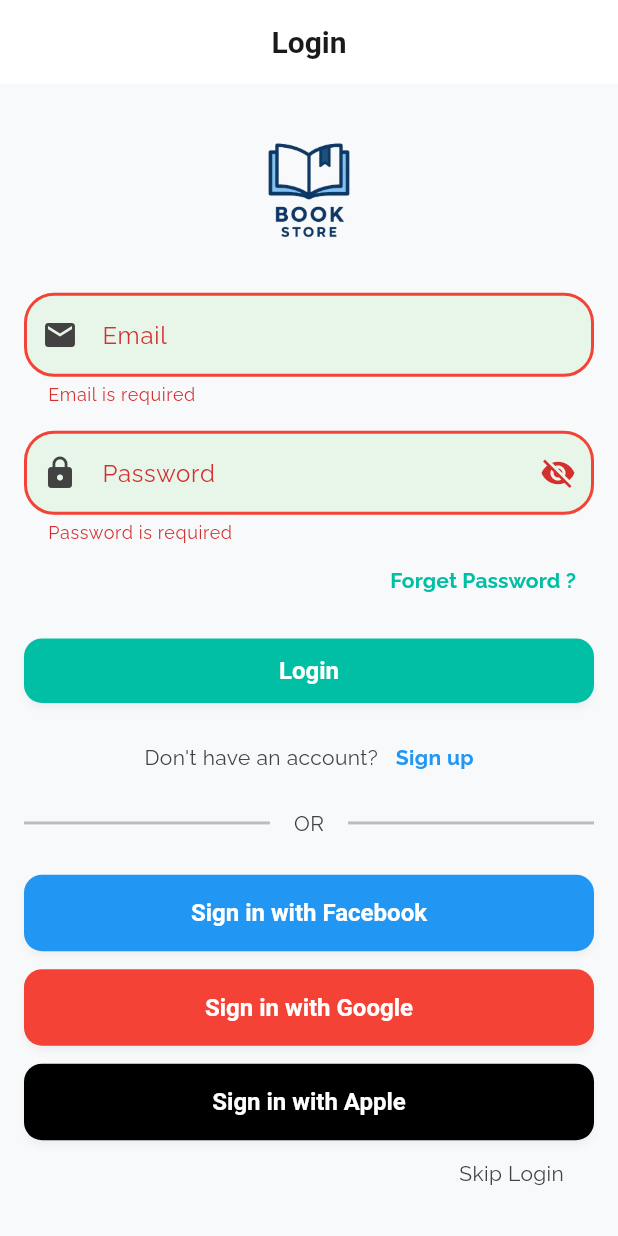
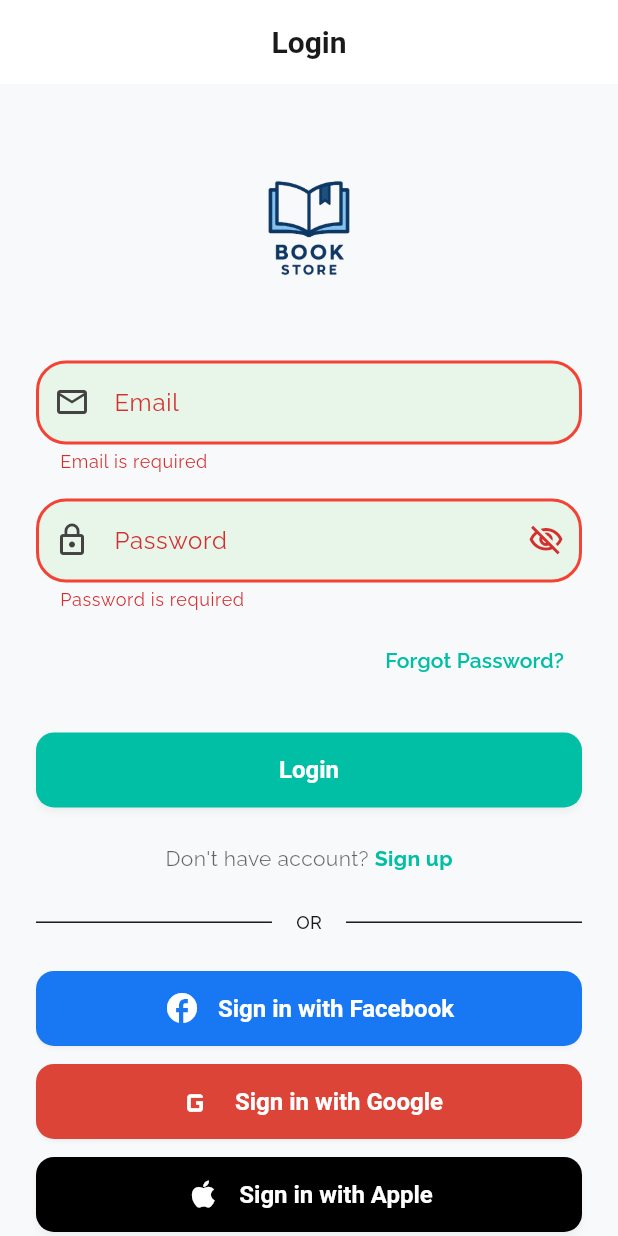
Before and after one commit to sherifashraf1/Flutter-Learning, a Flutter app: the screen it shows after launch, after a tap on "Login", on a phone screen of 412 x 824 dp. Run offline on Flutter 3.47's test engine with Material 3 defaults, Android fonts, the phone set to English and light mode, and no system bars; our stand-ins replace adaptive_theme, cached_network_image, firebase_auth, firebase_core, flutter_dotenv, flutter_riverpod and 1 more; accounts and stored records are empty.

Commit message:
refactor login screen

```diff
--- a/lib/screens/auth/login_screen.dart
+++ b/lib/screens/auth/login_screen.dart
@@ -16,148 +16,176 @@ class LoginScreen extends ConsumerStatefulWidget {
 }
 
 class _LoginScreenState extends ConsumerState<LoginScreen> {
+  // Form key and controllers
   final _formKey = GlobalKey<FormState>();
-  TextEditingController emailController = TextEditingController();
-  TextEditingController passwordController = TextEditingController();
+  late final TextEditingController _emailController;
+  late final TextEditingController _passwordController;
 
+  // Validation state
   String? _emailError;
   String? _passwordError;
   bool _obscurePassword = true;
-  bool _hasAttemptedValidation = false;
-  final FocusNode _emailFocusNode = FocusNode();
-  final FocusNode _passwordFocusNode = FocusNode();
+
+  // Focus nodes
+  late final FocusNode _emailFocusNode;
+  late final FocusNode _passwordFocusNode;
+
+  // Constants
+  static const double _logoWidthFactor = 0.4;
+  static const double _logoHeightFactor = 0.13;
+  static const double _horizontalPadding = 24.0;
+  static const double _verticalSpacing = 16.0;
+  static const double _sectionSpacing = 24.0;
 
   @override
   void initState() {
     super.initState();
-    // Clear errors when screen is opened, especially if fields are empty
-    if (emailController.text.isEmpty) {
-      _emailError = null;
+    _initializeControllers();
+    _initializeFocusNodes();
+    _setupValidationListeners();
+    _setupFocusListeners();
+    _unfocusOnInit();
   }
-    if (passwordController.text.isEmpty) {
-      _passwordError = null;
+
+  void _initializeControllers() {
+    _emailController = TextEditingController();
+    _passwordController = TextEditingController();
   }
-    _hasAttemptedValidation = false;
-    // Add listeners for real-time validation
-    emailController.addListener(_validateEmail);
-    passwordController.addListener(_validatePassword);
-    // Clear errors when field gets focus
+
+  void _initializeFocusNodes() {
+    _emailFocusNode = FocusNode();
+    _passwordFocusNode = FocusNode();
+  }
+
+  void _setupValidationListeners() {
+    _emailController.addListener(_validateEmail);
+    _passwordController.addListener(_validatePassword);
+  }
+
+  void _setupFocusListeners() {
     _emailFocusNode.addListener(() {
       if (_emailFocusNode.hasFocus) {
-        setState(() {
-          _emailError = null;
-        });
+        setState(() => _emailError = null);
       }
     });
     _passwordFocusNode.addListener(() {
       if (_passwordFocusNode.hasFocus) {
-        setState(() {
-          _passwordError = null;
+        setState(() => _passwordError = null);
+      }
     });
   }
-    });
-    // Unfocus any fields when screen is opened and clear errors if fields are empty
+
+  void _unfocusOnInit() {
     WidgetsBinding.instance.addPostFrameCallback((_) {
-      _emailFocusNode.unfocus();
-      _passwordFocusNode.unfocus();
-      FocusScope.of(context).unfocus();
-      // Clear errors if fields are empty after navigation
-      if (emailController.text.isEmpty && _emailError != null) {
-        setState(() {
-          _emailError = null;
-        });
-      }
-      if (passwordController.text.isEmpty && _passwordError != null) {
-        setState(() {
-          _passwordError = null;
-        });
-      }
+      _unfocusAllFields();
+      _clearErrorsIfFieldsEmpty();
     });
   }
 
   @override
   void didChangeDependencies() {
     super.didChangeDependencies();
-    // Unfocus fields when route becomes inactive (navigating away)
     WidgetsBinding.instance.addPostFrameCallback((_) {
       final route = ModalRoute.of(context);
       if (route != null && !route.isCurrent) {
-        _emailFocusNode.unfocus();
-        _passwordFocusNode.unfocus();
-        FocusScope.of(context).unfocus();
-        // Clear errors if fields are empty when navigating away
-        if (emailController.text.isEmpty && _emailError != null) {
-          setState(() {
-            _emailError = null;
-          });
-        }
-        if (passwordController.text.isEmpty && _passwordError != null) {
-          setState(() {
-            _passwordError = null;
-          });
-        }
+        _unfocusAllFields();
+        _clearErrorsIfFieldsEmpty();
       }
     });
   }
 
   @override
   void dispose() {
-    // Unfocus fields before disposing
-    _emailFocusNode.unfocus();
-    _passwordFocusNode.unfocus();
-    // Remove listeners before disposing
-    emailController.removeListener(_validateEmail);
-    passwordController.removeListener(_validatePassword);
-    emailController.dispose();
-    passwordController.dispose();
+    _unfocusAllFields();
+    _emailController.removeListener(_validateEmail);
+    _passwordController.removeListener(_validatePassword);
+    _emailController.dispose();
+    _passwordController.dispose();
     _emailFocusNode.dispose();
     _passwordFocusNode.dispose();
     super.dispose();
   }
 
+  // Validation methods
   void _validateEmail() {
     setState(() {
-      _emailError = ValidationManager.email(emailController.text);
+      _emailError = ValidationManager.email(_emailController.text);
     });
   }
 
   void _validatePassword() {
     setState(() {
-      _passwordError = ValidationManager.password(passwordController.text);
+      _passwordError = ValidationManager.password(_passwordController.text);
     });
   }
 
-  void _validateFields() {
+  void _validateAllFields() {
     setState(() {
-      _hasAttemptedValidation = true;
-      _emailError = ValidationManager.email(emailController.text);
-      _passwordError = ValidationManager.password(passwordController.text);
+      _emailError = ValidationManager.email(_emailController.text);
+      _passwordError = ValidationManager.password(_passwordController.text);
     });
   }
 
+  bool get _isFormValid => _emailError == null && _passwordError == null;
+
+  // Helper methods
+  void _unfocusAllFields() {
+    _emailFocusNode.unfocus();
+    _passwordFocusNode.unfocus();
+    FocusScope.of(context).unfocus();
+  }
+
+  void _clearErrorsIfFieldsEmpty() {
+    if (_emailController.text.isEmpty && _emailError != null) {
+      setState(() => _emailError = null);
+    }
+    if (_passwordController.text.isEmpty && _passwordError != null) {
+      setState(() => _passwordError = null);
+    }
+  }
+
+  void _navigateToForgetPassword() {
+    _unfocusAllFields();
+    Navigator.pushNamed(context, AppRouter.forgetPasswordScreen);
+  }
+
+  void _navigateToSignUp() {
+    _unfocusAllFields();
+    Navigator.pushNamed(context, AppRouter.registerScreen);
+  }
+
+  void _navigateToHome() {
+    Navigator.pushNamedAndRemoveUntil(
+      context,
+      AppRouter.homeScreen,
+          (route) => false,
+    );
+  }
+
+  // Action handlers
   void _handleLogin() {
-    _validateFields();
-    if (_emailError == null && _passwordError == null) {
-      ref
-          .read(loginStateProvider.notifier)
-          .login(emailController.text, passwordController.text);
+    _validateAllFields();
+    if (_isFormValid) {
+      ref.read(loginStateProvider.notifier).login(
+        _emailController.text.trim(),
+        _passwordController.text.trim(),
+      );
     }
+  }
+
+  void _togglePasswordVisibility() {
+    setState(() => _obscurePassword = !_obscurePassword);
   }
 
   @override
   Widget build(BuildContext context) {
     final loginState = ref.watch(loginStateProvider);
     final isLoading = loginState.state == ViewState.loading;
-    // Listen to state changes and handle UI side effects (navigation)
+
     ref.listen<DataState<void>>(loginStateProvider, (previous, next) {
-      // Handle success state - navigate to home
       if (next.state == ViewState.success &&
           previous?.state != ViewState.success) {
-        Navigator.pushNamedAndRemoveUntil(
-          context,
-          AppRouter.homeScreen,
-              (route) => false,
-        );
+        _navigateToHome();
       }
     });
 
@@ -173,214 +201,275 @@ class _LoginScreenState extends ConsumerState<LoginScreen> {
   }
 
   Widget _buildLoginForm(bool isLoading) {
-    final screenWidth = MediaQuery.of(context).size.width;
-    final screenHeight = MediaQuery.of(context).size.height;
+    final size = MediaQuery.of(context).size;
+    final theme = Theme.of(context);
 
     return Form(
       key: _formKey,
       child: SingleChildScrollView(
-        child: Padding(
-          padding: const EdgeInsets.all(16),
+        padding: const EdgeInsets.symmetric(horizontal: _horizontalPadding),
         child: Column(
+          crossAxisAlignment: CrossAxisAlignment.stretch,
           children: [
-              Theme.of(context).brightness == Brightness.dark
+            SizedBox(height: size.height * 0.05),
+            _buildLogo(size),
+            SizedBox(height: _sectionSpacing * 1.5),
+            _buildEmailField(),
+            SizedBox(height: _verticalSpacing),
+            _buildPasswordField(),
+            SizedBox(height: _verticalSpacing / 2),
+            _buildForgetPasswordLink(),
+            SizedBox(height: _sectionSpacing),
+            _buildLoginButton(isLoading),
+            SizedBox(height: _sectionSpacing),
+            _buildSignUpLink(),
+            SizedBox(height: _sectionSpacing),
+            _buildDivider(theme),
+            SizedBox(height: _sectionSpacing),
+            _buildSocialLoginButtons(size),
+            SizedBox(height: size.height * 0.01),
+            _buildSkipLoginLink(),
+          ],
+        ),
+      ),
+    );
+  }
+
+  Widget _buildLogo(Size size) {
+    final isDark = Theme.of(context).brightness == Brightness.dark;
+    final logo = Image.asset(
+      'assets/images/logo.png',
+      width: size.width * _logoWidthFactor,
+      height: size.height * _logoHeightFactor,
+      fit: BoxFit.contain,
+    );
+
+    return Center(
+      child: isDark
           ? ColorFiltered(
         colorFilter: const ColorFilter.mode(
           Colors.white,
           BlendMode.srcIn,
         ),
-                child: Image.asset(
-                  'assets/images/logo.png',
-                  width: screenWidth * 0.4,
-                  height: screenHeight * 0.13,
-                  fit: BoxFit.contain,
-                ),
+        child: logo,
       )
-                  : Image.asset(
-                'assets/images/logo.png',
-                width: screenWidth * 0.4,
-                height: screenHeight * 0.13,
-                fit: BoxFit.contain,
-              ),
-              const SizedBox(height: 16),
+          : logo,
+    );
+  }
 
-              AppTextFormFieldWidget(
+  Widget _buildEmailField() {
+    return AppTextFormFieldWidget(
       label: "Email",
-                controller: emailController,
+      controller: _emailController,
       focusNode: _emailFocusNode,
-                prefixIcon: const Icon(Icons.email),
+      prefixIcon: const Icon(Icons.email_outlined),
       errorText: _emailError,
       validator: ValidationManager.email,
-              ),
+    );
+  }
 
-              const SizedBox(height: 16),
-
-              AppTextFormFieldWidget(
+  Widget _buildPasswordField() {
+    return AppTextFormFieldWidget(
       label: "Password",
-                controller: passwordController,
+      controller: _passwordController,
       focusNode: _passwordFocusNode,
-                prefixIcon: const Icon(Icons.lock),
+      prefixIcon: const Icon(Icons.lock_outline),
       obscure: _obscurePassword,
       suffixIcon: IconButton(
         icon: Icon(
-                    _obscurePassword ? Icons.visibility_off : Icons.visibility,
+          _obscurePassword ? Icons.visibility_off_outlined : Icons.visibility_outlined,
         ),
-                  onPressed: () => setState(() {
-                    _obscurePassword = !_obscurePassword;
-                  }),
+        onPressed: _togglePasswordVisibility,
       ),
       errorText: _passwordError,
       validator: ValidationManager.password,
-              ),
+    );
+  }
 
-              Align(
+  Widget _buildForgetPasswordLink() {
+    return Align(
       alignment: Alignment.centerRight,
       child: TextButton(
-                  onPressed: () {
-                    // Unfocus fields before navigating
-                    _emailFocusNode.unfocus();
-                    _passwordFocusNode.unfocus();
-                    FocusScope.of(context).unfocus();
-                    Navigator.pushNamed(
-                      context,
-                      AppRouter.forgetPasswordScreen,
-                    );
-                  },
+        onPressed: _navigateToForgetPassword,
         child: const Text(
-                    "Forget Password ?",
-                    style: TextStyle(fontWeight: FontWeight.bold),
+          "Forgot Password?",
+          style: TextStyle(fontWeight: FontWeight.w600),
         ),
       ),
-              ),
+    );
+  }
 
-              const SizedBox(height: 12),
-
-              SizedBox(
-                width: screenWidth,
+  Widget _buildLoginButton(bool isLoading) {
+    return SizedBox(
+      height: 50,
       child: ElevatedButton(
         onPressed: isLoading ? null : _handleLogin,
-                  child: const Text("Login"),
+        child: isLoading
+            ? const SizedBox(
+          height: 20,
+          width: 20,
+          child: CircularProgressIndicator(strokeWidth: 2),
+        )
+            : const Text("Login"),
+      ),
+    );
+  }
+
+  Widget _buildSignUpLink() {
+    return Row(
+      mainAxisAlignment: MainAxisAlignment.center,
+      children: [
+        Text(
+          "Don't have account? ",
+          style: TextStyle(
+            color: Theme.of(context).colorScheme.onSurface.withAlpha(170),
           ),
         ),
-
-              const SizedBox(height: 24),
-
-              // "Didn't have Account? Sign up" text
-              Row(
-                mainAxisAlignment: MainAxisAlignment.center,
-                spacing: 8,
-                children: [
-                  const Text("Don't have an account? "),
         GestureDetector(
-                    onTap: () {
-                      // Unfocus fields before navigating
-                      _emailFocusNode.unfocus();
-                      _passwordFocusNode.unfocus();
-                      FocusScope.of(context).unfocus();
-                      Navigator.pushNamed(context, AppRouter.registerScreen);
-                    },
-                    child: const Text(
+          onTap: _navigateToSignUp,
+          child: Text(
             "Sign up",
             style: TextStyle(
-                        color: Colors.blue,
+              color: Theme.of(context).colorScheme.primary,
               fontWeight: FontWeight.bold,
             ),
           ),
         ),
       ],
-              ),
+    );
+  }
 
-              const SizedBox(height: 24),
-
-              // OR separator
-              Row(
+  Widget _buildDivider(ThemeData theme) {
+    return Row(
       children: [
         Expanded(
-                    child: Divider(color: Colors.grey[400], thickness: 2),
+          child: Divider(
+            color: theme.colorScheme.onSurface,
+            thickness: 1,
+          ),
         ),
         Padding(
           padding: const EdgeInsets.symmetric(horizontal: 16),
-                    child: Text("OR", style: TextStyle(fontSize: 14)),
+          child: Text(
+            "OR",
+            style: TextStyle(
+              fontSize: 12,
+              color: theme.colorScheme.onSurface,
+              fontWeight: FontWeight.w500,
+            ),
+          ),
         ),
         Expanded(
-                    child: Divider(color: Colors.grey[400], thickness: 2),
+          child: Divider(
+            color: theme.colorScheme.onSurface,
+            thickness: 1,
+          ),
         ),
       ],
-              ),
+    );
+  }
 
-              const SizedBox(height: 24),
-
-              // Social login buttons
-              SizedBox(
-                width: screenWidth,
-                child: ElevatedButton(
+  Widget _buildSocialLoginButtons(Size size) {
+    return Column(
+      children: [
+        _buildSocialButton(
+          label: "Sign in with Facebook",
+          icon: Icons.facebook,
+          backgroundColor: const Color(0xFF1877F2),
           onPressed: () {
             // TODO: Implement Facebook login
           },
-                  style: ElevatedButton.styleFrom(
-                    backgroundColor: Colors.blue,
-                    foregroundColor: Colors.white,
-                    padding: const EdgeInsets.symmetric(vertical: 16),
         ),
-                  child: const Text("Sign in with Facebook"),
-                ),
-              ),
-
         const SizedBox(height: 12),
-
-              SizedBox(
-                width: screenWidth,
-                child: ElevatedButton(
+        _buildSocialButton(
+          label: "Sign in with Google",
+          icon: Icons.g_mobiledata_outlined,
+          iconSize: 28,
+          backgroundColor: const Color(0xFFDB4437),
           onPressed: () {
             // TODO: Implement Google login
           },
+        ),
+        const SizedBox(height: 12),
+        _buildAppleButton(),
+      ],
+    );
+  }
+
+  Widget _buildSocialButton({
+    required String label,
+    required IconData icon,
+    double iconSize = 24,
+    required Color backgroundColor,
+    required VoidCallback onPressed,
+  }) {
+    return SizedBox(
+      height: 50,
+      child: ElevatedButton(
+        onPressed: onPressed,
         style: ElevatedButton.styleFrom(
-                    backgroundColor: Colors.red,
+          backgroundColor: backgroundColor,
           foregroundColor: Colors.white,
-                    padding: const EdgeInsets.symmetric(vertical: 16),
-                  ),
-                  child: const Text("Sign in with Google"),
+          elevation: 1,
+          shape: RoundedRectangleBorder(
+            borderRadius: BorderRadius.circular(12),
           ),
         ),
+        child: Row(
+          mainAxisAlignment: MainAxisAlignment.center,
+          children: [
+            Icon(icon, size: iconSize),
+            const SizedBox(width: 12),
+            Text(label),
+          ],
+        ),
+      ),
+    );
+  }
 
-              const SizedBox(height: 12),
+  Widget _buildAppleButton() {
+    final isDark = Theme.of(context).brightness == Brightness.dark;
+    final backgroundColor = isDark ? Colors.white : Colors.black;
+    final foregroundColor = isDark ? Colors.black : Colors.white;
 
-              SizedBox(
-                width: screenWidth,
+    return SizedBox(
+      height: 50,
       child: ElevatedButton(
         onPressed: () {
           // TODO: Implement Apple login
         },
         style: ElevatedButton.styleFrom(
-                    backgroundColor: Colors.black,
-                    foregroundColor: Colors.white,
-                    padding: const EdgeInsets.symmetric(vertical: 16),
-                  ),
-                  child: const Text("Sign in with Apple"),
+          backgroundColor: backgroundColor,
+          foregroundColor: foregroundColor,
+          shape: RoundedRectangleBorder(
+            borderRadius: BorderRadius.circular(12),
           ),
         ),
-
-              const SizedBox(height: 12),
-
-              // Skip Login link at the bottom
-              Align(
-                alignment: Alignment.centerRight,
-                child: Padding(
-                  padding: const EdgeInsets.only(right: 20),
-                  child: GestureDetector(
-                    onTap: () {
-                      // TODO: Implement skip login functionality
-                      Navigator.pushNamedAndRemoveUntil(
-                        context,
-                        AppRouter.homeScreen,
-                            (route) => false,
-                      );
-                    },
-                    child: Text("Skip Login"),
+        child: Row(
+          mainAxisAlignment: MainAxisAlignment.center,
+          children: [
+            Icon(Icons.apple, size: 24, color: foregroundColor),
+            const SizedBox(width: 12),
+            Text(
+              "Sign in with Apple",
+              style: TextStyle(color: foregroundColor),
+            ),
+          ],
         ),
       ),
-              ),
-            ],
+    );
+  }
+
+  Widget _buildSkipLoginLink() {
+    return Align(
+      alignment: Alignment.centerRight,
+      child: TextButton(
+        onPressed: _navigateToHome,
+        child: Text(
+          "Skip Login",
+          style: TextStyle(
+            color: Theme.of(context).colorScheme.onSurface.withAlpha(170),
+            fontWeight: FontWeight.w500,
           ),
         ),
       ),
```
Lines whose indentation alone changed are shown as unchanged.
